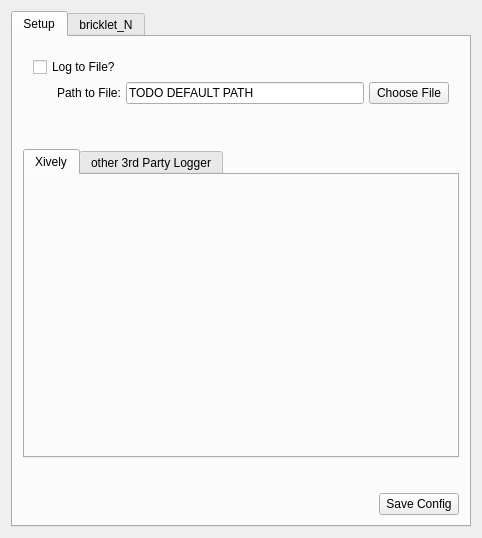
This is src/brickv/ui/logger_setup.ui in D4wN/brickv as Qt 5 draws it before an edit. The edited form follows.
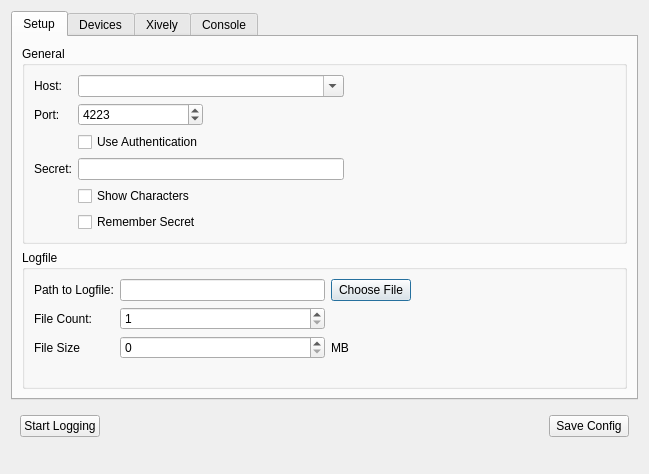
This is the edited form.

Commit message: Modified data logger config gui

The edit to the form file:
```diff
--- a/src/brickv/ui/logger_setup.ui
+++ b/src/brickv/ui/logger_setup.ui
@@ -1,154 +1,378 @@
 <?xml version="1.0" encoding="UTF-8"?>
 <ui version="4.0">
- <class>widget_logger_setup</class>
- <widget class="QWidget" name="widget_logger_setup">
+ <class>Dialog</class>
+ <widget class="QDialog" name="Dialog">
   <property name="geometry">
    <rect>
     <x>0</x>
     <y>0</y>
-    <width>482</width>
-    <height>538</height>
+    <width>649</width>
+    <height>474</height>
    </rect>
   </property>
   <property name="windowTitle">
    <string>Form</string>
   </property>
-  <layout class="QVBoxLayout" name="verticalLayout">
-   <item>
-    <widget class="QTabWidget" name="tabWidget_main">
-     <property name="currentIndex">
-      <number>0</number>
-     </property>
-     <widget class="QWidget" name="tab_setup">
-      <attribute name="title">
-       <string>Setup</string>
-      </attribute>
-      <layout class="QGridLayout" name="gridLayout_2">
-       <property name="leftMargin">
-        <number>10</number>
+  <layout class="QGridLayout" name="gridLayout_5">
+   <item row="0" column="0">
+    <layout class="QVBoxLayout" name="verticalLayout">
+     <item>
+      <widget class="QTabWidget" name="tab_widget">
+       <property name="sizePolicy">
+        <sizepolicy hsizetype="Preferred" vsizetype="Preferred">
+         <horstretch>0</horstretch>
+         <verstretch>0</verstretch>
+        </sizepolicy>
        </property>
-       <property name="topMargin">
-        <number>10</number>
+       <property name="minimumSize">
+        <size>
+         <width>0</width>
+         <height>0</height>
+        </size>
        </property>
-       <property name="rightMargin">
-        <number>10</number>
+       <property name="maximumSize">
+        <size>
+         <width>16777215</width>
+         <height>16777215</height>
+        </size>
        </property>
-       <property name="bottomMargin">
-        <number>10</number>
+       <property name="currentIndex">
+        <number>0</number>
        </property>
-       <property name="horizontalSpacing">
-        <number>7</number>
-       </property>
-       <property name="verticalSpacing">
-        <number>35</number>
-       </property>
-       <item row="1" column="0" colspan="2">
-        <widget class="QTabWidget" name="tab_3rd_party">
-         <property name="currentIndex">
-          <number>0</number>
-         </property>
-         <widget class="QWidget" name="tab_xively">
-          <attribute name="title">
-           <string>Xively</string>
-          </attribute>
-         </widget>
-         <widget class="QWidget" name="tab_4">
-          <attribute name="title">
-           <string>other 3rd Party Logger</string>
-          </attribute>
-         </widget>
-        </widget>
-       </item>
-       <item row="3" column="0">
-        <spacer name="horizontalSpacer">
-         <property name="orientation">
-          <enum>Qt::Horizontal</enum>
-         </property>
-         <property name="sizeHint" stdset="0">
-          <size>
-           <width>40</width>
-           <height>20</height>
-          </size>
-         </property>
-        </spacer>
-       </item>
-       <item row="3" column="1">
-        <widget class="QPushButton" name="btn_save_config">
-         <property name="text">
-          <string>Save Config</string>
-         </property>
-        </widget>
-       </item>
-       <item row="0" column="0" colspan="2">
-        <layout class="QGridLayout" name="tab_setup_gridLayout">
-         <property name="leftMargin">
-          <number>10</number>
-         </property>
-         <property name="topMargin">
-          <number>10</number>
-         </property>
-         <property name="rightMargin">
-          <number>10</number>
-         </property>
-         <property name="bottomMargin">
-          <number>10</number>
-         </property>
-         <property name="spacing">
-          <number>5</number>
-         </property>
-         <item row="1" column="1" alignment="Qt::AlignRight">
-          <widget class="QLabel" name="lbl_path_to_file">
+       <widget class="QWidget" name="tab_setup">
+        <attribute name="title">
+         <string>Setup</string>
+        </attribute>
+        <layout class="QHBoxLayout" name="horizontalLayout">
+         <item>
+          <layout class="QGridLayout" name="gridLayout">
+           <item row="0" column="0">
+            <widget class="QGroupBox" name="groupBox">
+             <property name="title">
+              <string>General</string>
+             </property>
+             <layout class="QGridLayout" name="gridLayout_2">
+              <item row="1" column="1">
+               <widget class="QSpinBox" name="spinbox_port">
+                <property name="minimum">
+                 <number>1</number>
+                </property>
+                <property name="maximum">
+                 <number>65535</number>
+                </property>
+                <property name="value">
+                 <number>4223</number>
+                </property>
+               </widget>
+              </item>
+              <item row="0" column="0">
+               <widget class="QLabel" name="label">
+                <property name="sizePolicy">
+                 <sizepolicy hsizetype="Fixed" vsizetype="Preferred">
+                  <horstretch>0</horstretch>
+                  <verstretch>0</verstretch>
+                 </sizepolicy>
+                </property>
+                <property name="text">
+                 <string>Host:</string>
+                </property>
+               </widget>
+              </item>
+              <item row="1" column="0">
+               <widget class="QLabel" name="label_2">
+                <property name="sizePolicy">
+                 <sizepolicy hsizetype="Fixed" vsizetype="Preferred">
+                  <horstretch>0</horstretch>
+                  <verstretch>0</verstretch>
+                 </sizepolicy>
+                </property>
+                <property name="text">
+                 <string>Port:</string>
+                </property>
+               </widget>
+              </item>
+              <item row="3" column="0">
+               <widget class="QLabel" name="label_secret">
+                <property name="text">
+                 <string>Secret:</string>
+                </property>
+               </widget>
+              </item>
+              <item row="2" column="1">
+               <widget class="QCheckBox" name="checkbox_authentication">
+                <property name="text">
+                 <string>Use Authentication</string>
+                </property>
+               </widget>
+              </item>
+              <item row="4" column="1">
+               <widget class="QCheckBox" name="checkbox_secret_show">
+                <property name="text">
+                 <string>Show Characters</string>
+                </property>
+               </widget>
+              </item>
+              <item row="5" column="1">
+               <widget class="QCheckBox" name="checkbox_remember_secret">
+                <property name="toolTip">
+                 <string>Warning: Secret is stored in plain text without any protection!</string>
+                </property>
+                <property name="text">
+                 <string>Remember Secret</string>
+                </property>
+               </widget>
+              </item>
+              <item row="3" column="1" colspan="2">
+               <widget class="QLineEdit" name="edit_secret">
+                <property name="maxLength">
+                 <number>64</number>
+                </property>
+               </widget>
+              </item>
+              <item row="0" column="1" colspan="2">
+               <widget class="QComboBox" name="combo_host">
+                <property name="editable">
+                 <bool>true</bool>
+                </property>
+                <property name="insertPolicy">
+                 <enum>QComboBox::NoInsert</enum>
+                </property>
+                <property name="sizeAdjustPolicy">
+                 <enum>QComboBox::AdjustToMinimumContentsLength</enum>
+                </property>
+               </widget>
+              </item>
+              <item row="1" column="2">
+               <spacer name="horizontalSpacer_4">
+                <property name="orientation">
+                 <enum>Qt::Horizontal</enum>
+                </property>
+                <property name="sizeHint" stdset="0">
+                 <size>
+                  <width>40</width>
+                  <height>20</height>
+                 </size>
+                </property>
+               </spacer>
+              </item>
+              <item row="0" column="4">
+               <spacer name="horizontalSpacer_3">
+                <property name="orientation">
+                 <enum>Qt::Horizontal</enum>
+                </property>
+                <property name="sizeHint" stdset="0">
+                 <size>
+                  <width>40</width>
+                  <height>20</height>
+                 </size>
+                </property>
+               </spacer>
+              </item>
+              <item row="0" column="3">
+               <spacer name="horizontalSpacer">
+                <property name="orientation">
+                 <enum>Qt::Horizontal</enum>
+                </property>
+                <property name="sizeHint" stdset="0">
+                 <size>
+                  <width>40</width>
+                  <height>20</height>
+                 </size>
+                </property>
+               </spacer>
+              </item>
+             </layout>
+            </widget>
+           </item>
+           <item row="1" column="0">
+            <widget class="QGroupBox" name="groupBox_2">
+             <property name="title">
+              <string>Logfile</string>
+             </property>
+             <layout class="QGridLayout" name="gridLayout_3">
+              <item row="2" column="2">
+               <widget class="QLabel" name="label_6">
+                <property name="text">
+                 <string>MB</string>
+                </property>
+               </widget>
+              </item>
+              <item row="0" column="0">
+               <widget class="QLabel" name="label_3">
+                <property name="text">
+                 <string>Path to Logfile:</string>
+                </property>
+               </widget>
+              </item>
+              <item row="1" column="1">
+               <widget class="QSpinBox" name="spinBox">
+                <property name="minimum">
+                 <number>1</number>
+                </property>
+                <property name="maximum">
+                 <number>100</number>
+                </property>
+               </widget>
+              </item>
+              <item row="1" column="0">
+               <widget class="QLabel" name="label_4">
+                <property name="text">
+                 <string>File Count:</string>
+                </property>
+               </widget>
+              </item>
+              <item row="2" column="0">
+               <widget class="QLabel" name="label_5">
+                <property name="text">
+                 <string>File Size</string>
+                </property>
+               </widget>
+              </item>
+              <item row="2" column="1">
+               <widget class="QSpinBox" name="spinBox_2"/>
+              </item>
+              <item row="3" column="1">
+               <spacer name="verticalSpacer">
+                <property name="orientation">
+                 <enum>Qt::Vertical</enum>
+                </property>
+                <property name="sizeHint" stdset="0">
+                 <size>
+                  <width>20</width>
+                  <height>40</height>
+                 </size>
+                </property>
+               </spacer>
+              </item>
+              <item row="0" column="1">
+               <widget class="QLineEdit" name="lineEdit">
+                <property name="readOnly">
+                 <bool>true</bool>
+                </property>
+               </widget>
+              </item>
+              <item row="0" column="2">
+               <widget class="QPushButton" name="btn_set_logfile">
+                <property name="text">
+                 <string>Choose File</string>
+                </property>
+               </widget>
+              </item>
+              <item row="2" column="3">
+               <spacer name="horizontalSpacer_2">
+                <property name="orientation">
+                 <enum>Qt::Horizontal</enum>
+                </property>
+                <property name="sizeHint" stdset="0">
+                 <size>
+                  <width>40</width>
+                  <height>20</height>
+                 </size>
+                </property>
+               </spacer>
+              </item>
+             </layout>
+            </widget>
+           </item>
+          </layout>
+         </item>
+        </layout>
+       </widget>
+       <widget class="QWidget" name="tab_devices">
+        <attribute name="title">
+         <string>Devices</string>
+        </attribute>
+       </widget>
+       <widget class="QWidget" name="tab_xively">
+        <attribute name="title">
+         <string>Xively</string>
+        </attribute>
+        <layout class="QGridLayout" name="gridLayout_4">
+         <item row="0" column="0">
+          <widget class="QCheckBox" name="checkbox_xively">
            <property name="text">
-            <string>Path to File:</string>
+            <string>Use Xively</string>
            </property>
           </widget>
          </item>
-         <item row="0" column="1" alignment="Qt::AlignRight">
-          <widget class="QCheckBox" name="chB_log_to_file">
+         <item row="2" column="2">
+          <widget class="QLabel" name="label_11">
            <property name="text">
-            <string>Log to File?</string>
+            <string/>
            </property>
           </widget>
          </item>
-         <item row="1" column="3">
-          <widget class="QPushButton" name="btn_open_file">
-           <property name="text">
-            <string>Choose File</string>
+         <item row="1" column="0" rowspan="2" colspan="3">
+          <widget class="QGroupBox" name="groupBox_xively">
+           <property name="title">
+            <string>Xively Setup</string>
            </property>
           </widget>
          </item>
-         <item row="0" column="2">
-          <spacer name="horizontalSpacer_2">
-           <property name="orientation">
-            <enum>Qt::Horizontal</enum>
-           </property>
-           <property name="sizeHint" stdset="0">
-            <size>
-             <width>40</width>
-             <height>20</height>
-            </size>
-           </property>
-          </spacer>
-         </item>
-         <item row="1" column="2">
-          <widget class="QLineEdit" name="ln_path_to_file">
-           <property name="enabled">
+        </layout>
+       </widget>
+       <widget class="QWidget" name="tab_console">
+        <attribute name="title">
+         <string>Console</string>
+        </attribute>
+        <layout class="QHBoxLayout" name="horizontalLayout_2">
+         <item>
+          <widget class="QTextEdit" name="txt_console">
+           <property name="readOnly">
             <bool>true</bool>
            </property>
-           <property name="text">
-            <string>TODO DEFAULT PATH</string>
-           </property>
           </widget>
          </item>
         </layout>
-       </item>
-      </layout>
-     </widget>
-     <widget class="QWidget" name="tab_2">
-      <attribute name="title">
-       <string>bricklet_N</string>
-      </attribute>
-     </widget>
+       </widget>
+      </widget>
+     </item>
+    </layout>
+   </item>
+   <item row="1" column="0">
+    <widget class="QWidget" name="widget" native="true">
+     <layout class="QGridLayout" name="gridLayout_6">
+      <item row="1" column="1">
+       <spacer name="horizontalSpacer_5">
+        <property name="orientation">
+         <enum>Qt::Horizontal</enum>
+        </property>
+        <property name="sizeHint" stdset="0">
+         <size>
+          <width>40</width>
+          <height>20</height>
+         </size>
+        </property>
+       </spacer>
+      </item>
+      <item row="1" column="2">
+       <widget class="QPushButton" name="btn_save_config">
+        <property name="text">
+         <string>Save Config</string>
+        </property>
+       </widget>
+      </item>
+      <item row="1" column="0">
+       <widget class="QPushButton" name="btn_start_logging">
+        <property name="text">
+         <string>Start Logging</string>
+        </property>
+       </widget>
+      </item>
+      <item row="2" column="1">
+       <spacer name="verticalSpacer_3">
+        <property name="orientation">
+         <enum>Qt::Vertical</enum>
+        </property>
+        <property name="sizeHint" stdset="0">
+         <size>
+          <width>20</width>
+          <height>40</height>
+         </size>
+        </property>
+       </spacer>
+      </item>
+     </layout>
     </widget>
    </item>
   </layout>
```
Left out of the diff: 88 changed lines with no effect on the pictures.
